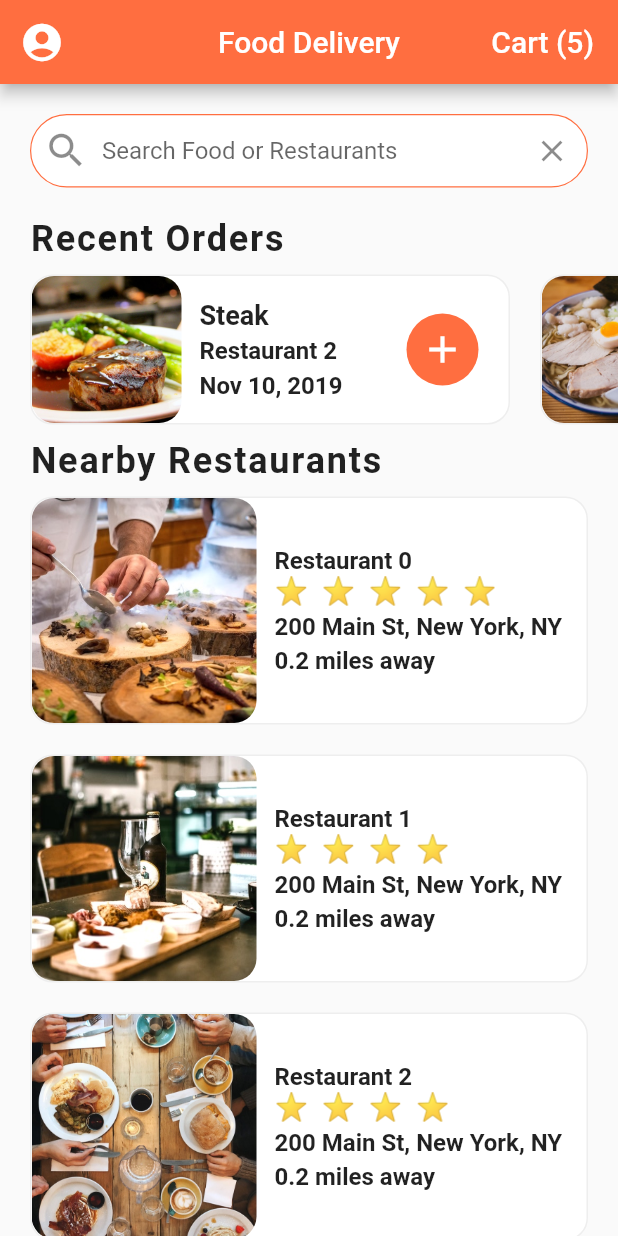
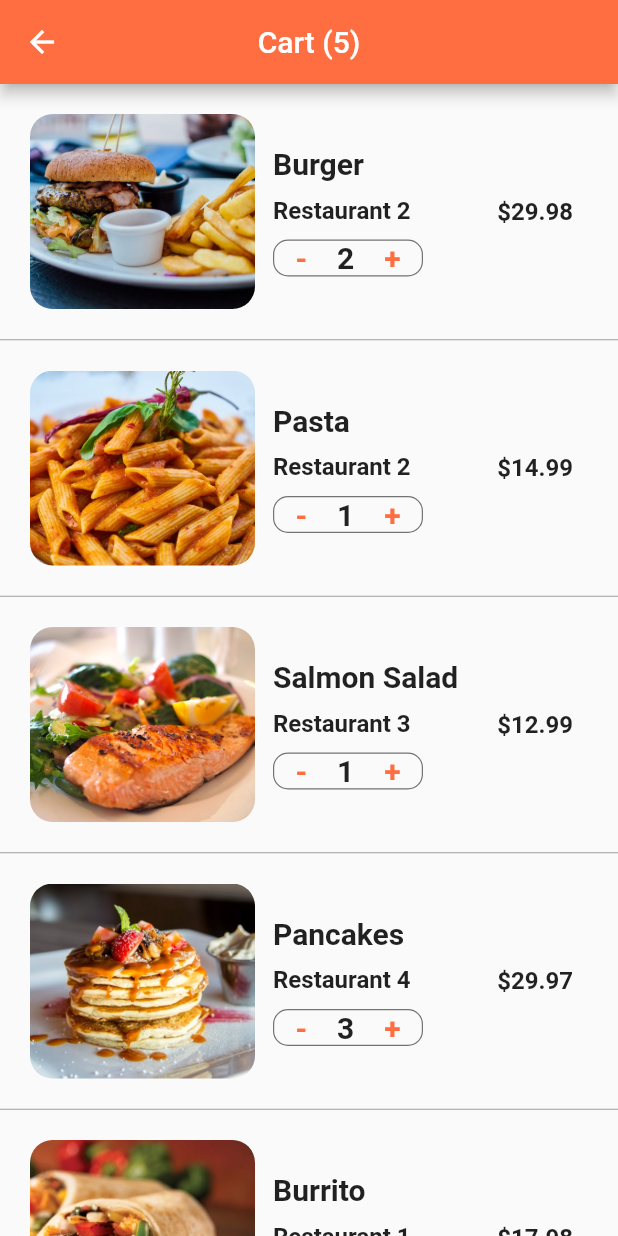
Before and after one commit to harvi7/flutter_food_delivery_ui, a Flutter app: the screen it shows after launch, after a tap on an icon or button, on a phone screen of 412 x 824 dp. Run offline on Flutter 3.47's test engine with Material 2 defaults, Android fonts, the phone set to English and light mode, and no system bars.

Commit message:
Cart Screen Items and Quantity Selector

```diff
--- /dev/null
+++ b/lib/screens/cart_screen.dart
@@ -0,0 +1,146 @@
+import 'package:flutter/material.dart';
+
+import '../data/data.dart';
+import '../models/order.dart';
+
+class CartScreen extends StatefulWidget {
+  @override
+  _CartScreenState createState() => _CartScreenState();
+}
+
+class _CartScreenState extends State<CartScreen> {
+
+  _buildCartItem(Order order) {
+    return Container(
+      padding: EdgeInsets.all(20.0),
+      height: 170.0,
+      child: Row(
+        children: <Widget>[
+          Expanded(
+            child: Row(
+              children: <Widget>[
+                Container(
+                  width: 150.0,
+                  decoration: BoxDecoration(
+                    image: DecorationImage(
+                      image: AssetImage(order.food.imageUrl),
+                      fit: BoxFit.cover,
+                    ),
+                    borderRadius: BorderRadius.circular(15.0),
+                  ),
+                ),
+              Expanded(
+                child: Container(
+                  margin: EdgeInsets.all(12.0),
+                  child: Column(
+                      mainAxisAlignment: MainAxisAlignment.center,
+                      crossAxisAlignment: CrossAxisAlignment.start,
+                      children: <Widget>[
+                        Text(
+                          order.food.name,
+                          style: TextStyle(
+                            fontSize: 20.0,
+                            fontWeight: FontWeight.bold,
+                          ),
+                          overflow: TextOverflow.ellipsis,
+                        ),
+                        SizedBox(height: 10.0),
+                        Text(
+                          order.restaurant.name,
+                          style: TextStyle(
+                            fontSize: 16.0,
+                            fontWeight: FontWeight.w600,
+                          ),
+                          overflow: TextOverflow.ellipsis,
+                        ),
+                        SizedBox(height: 10.0),
+                        Container(
+                          width: 100.0,
+                          decoration: BoxDecoration(
+                            borderRadius: BorderRadius.circular(10.0),
+                            border: Border.all(
+                              width: 0.8,
+                              color: Colors.black54,
+                            ),
+                          ),
+                          child: Row(
+                            mainAxisAlignment: MainAxisAlignment.center,
+                            children: <Widget>[
+                              GestureDetector(
+                                onTap: () {},
+                                child: Text(
+                                  '-',
+                                  style: TextStyle(
+                                    color: Theme.of(context).primaryColor,
+                                    fontSize: 20.0,
+                                    fontWeight: FontWeight.w600,
+                                  ),
+                                ),
+                              ),
+                              SizedBox(width: 20.0),
+                              Text(
+                                order.quantity.toString(),
+                                style: TextStyle(
+                                  fontSize: 20.0,
+                                  fontWeight: FontWeight.w600,
+                                ),
+                              ),
+                              SizedBox(width: 20.0),
+                              GestureDetector(
+                                onTap: () {
+
+                                },
+                                child: Text(
+                                  '+',
+                                  style: TextStyle(
+                                    color: Theme.of(context).primaryColor,
+                                    fontSize: 20.0,
+                                    fontWeight: FontWeight.w600,
+                                  ),
+                                ),
+                              ),
+                            ],
+                          ),
+                        )
+                      ],
+                    ),
+                  ),
+                )
+
+              ],
+            ),
+          ),
+          Container(
+            margin: EdgeInsets.all(10.0),
+            child: Text(
+              '\$${order.quantity * order.food.price}',
+              style: TextStyle(
+                fontSize: 16.0,
+                fontWeight: FontWeight.w600,
+              ),
+            ),
+          )
+        ],
+      ),
+    );
+  }
+  @override
+  Widget build(BuildContext context) {
+    return Scaffold(
+      appBar: AppBar(
+        centerTitle: true,
+        title: Text('Cart (${currentUser.cart.length})'),
+      ),
+      body: ListView.separated(
+        itemCount: currentUser.cart.length,
+        itemBuilder: (BuildContext context, int index) {
+          Order order = currentUser.cart[index];
+          return _buildCartItem(order);
+        },
+        separatorBuilder: (BuildContext context, int index) {
+          return Divider(height: 1, color: Colors.grey);
+        }
+      )
+    );
+  }
+}
--- a/lib/screens/home_screen.dart
+++ b/lib/screens/home_screen.dart
@@ -5,6 +5,7 @@ import 'package:flutter_food_delivery_ui/widgets/recent_orders.dart';
 
 import '../data/data.dart';
 import '../models/restaurant.dart';
+import 'cart_screen.dart';
 
 class HomeScreen extends StatefulWidget {
   @override
@@ -115,7 +116,12 @@ class _HomeScreenState extends State<HomeScreen> {
                 fontSize: 20.0,
               ),
             ),
-            onPressed: () {},
+            onPressed: () => Navigator.push(
+              context,
+              MaterialPageRoute(
+                builder: (_) => CartScreen(),
+              ),
+            ),
           ),
         ],
       ),
```
